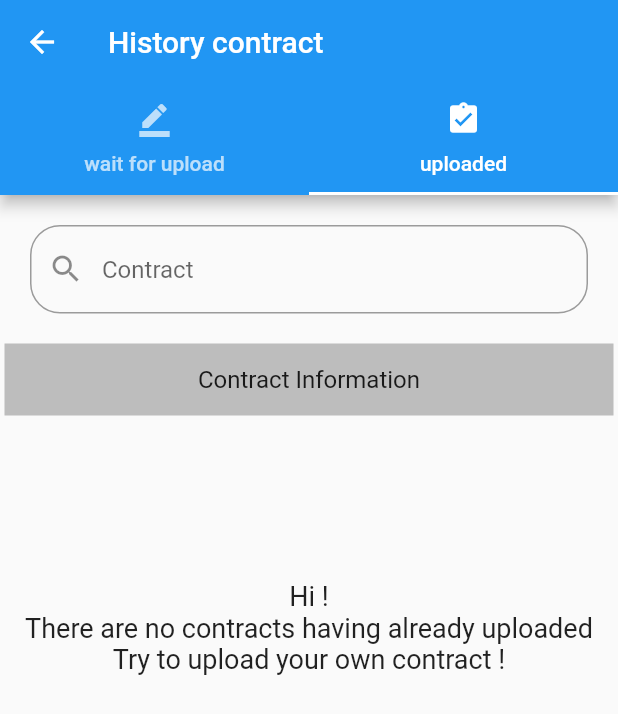
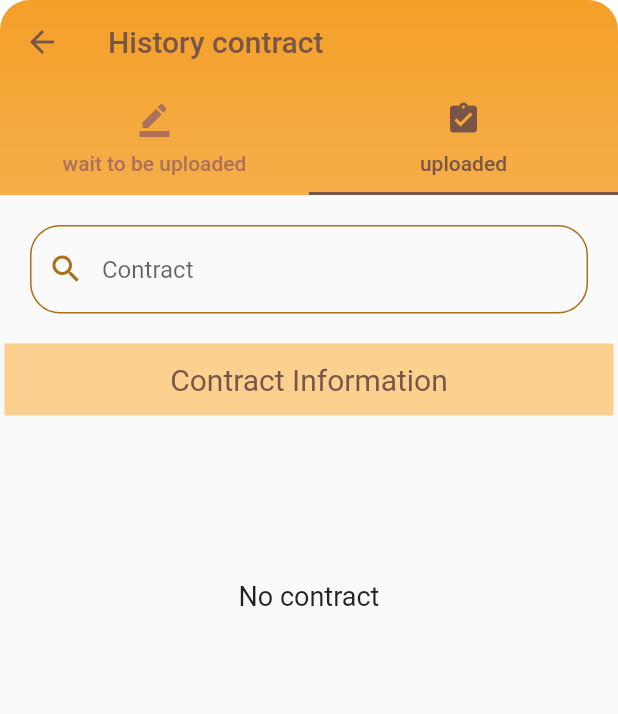
Before and after one commit to cy0802/data_storing_via_blockchain, a Flutter app: the History screen opened by its route, tab 2 chosen, on a phone screen of 412 x 824 dp. Shown: the top 714 px of the screen. Run offline on Flutter 3.47's test engine with Material 2 defaults, Android fonts, the phone set to English and light mode, and no system bars; our stand-ins replace cloud_firestore, dio, file_picker, firebase_auth, firebase_core, firebase_messaging and 6 more; missing offline and left inert: flutter_ipfs, flutter_pdfview, web3dart; accounts and stored records are empty; project files that could hold a hidden picture were left out.

Commit message:
背景顏色整體換新

```diff
--- a/lib/pages/kids/MyContract/MyConSubPage/signed.dart
+++ b/lib/pages/kids/MyContract/MyConSubPage/signed.dart
@@ -32,12 +32,15 @@ class _SignedConState extends State<SignedCon> {
               child: TextField(
                 controller: controller,
                 decoration: InputDecoration(
-                  prefixIcon: const Icon(Icons.search),
+                  prefixIcon: const Icon(Icons.search,color: Color.fromARGB(255, 170, 111, 23)),
                   hintText: 'Contract',
-                  border: OutlineInputBorder(
+                  enabledBorder: OutlineInputBorder(
                     borderRadius: BorderRadius.circular(20),
-                    borderSide: const BorderSide(color: Colors.blue),
+                    borderSide: const BorderSide(color: Color.fromARGB(255, 170, 111, 23)),
                   ),
+                  focusedBorder: OutlineInputBorder(
+                    borderRadius: BorderRadius.circular(20),
+                    borderSide: BorderSide(color: Color.fromARGB(255, 173, 81, 0),width: 2.2)),
                 ),
                 onChanged: (val){
                   setState(() {
@@ -46,24 +49,20 @@ class _SignedConState extends State<SignedCon> {
                 }
               ),
             ),
-            Row(
-              children: [
-                Expanded(
-                  child: Container(
+            Container(
               margin: const EdgeInsets.fromLTRB(3, 0, 3, 10),
               alignment: Alignment.center,
-                    color: Colors.grey[400],
-                    width: 100.0,
+              color: Color.fromARGB(255, 252, 209, 144),
+              width: 600.0,
               height: 48.0,
               child: const Text(
                 'Contract Information',
                 style: TextStyle(
-                        fontSize: 16,
+                  color: Colors.brown,
+                  fontSize: 20,
                 )
               ),
-                  ),
-                ),
-              ],
+
             ),
             StreamBuilder<QuerySnapshot>(
               stream: FirebaseFirestore.instance
@@ -82,7 +81,7 @@ class _SignedConState extends State<SignedCon> {
                           SizedBox(height: 100),
                           Text(
                             textAlign: TextAlign.center,
-                            'Hi !\nThere are no contracts having already uploaded\nTry to upload your own contract !',
+                            'No contract',
                             style: TextStyle(
                               fontSize: 18
                             )
@@ -105,15 +104,13 @@ class _SignedConState extends State<SignedCon> {
                                   backgroundColor: Color.fromARGB(255, 209, 208, 208),
                                   backgroundImage: NetworkImage('https://ipfs.io/ipfs/$cid'),
                                 ),
-                                title: Expanded(
-                                  child: Text(
+                                title: Text(
                                   data['contractname'],
                                   overflow: TextOverflow.ellipsis,
                                   maxLines: 1,
                                   style: TextStyle(
                                     fontSize: 20,
                                   )
-                                  ),
                                 ),
                                 subtitle: Text(data['name']),
                                 trailing: Icon(Icons.arrow_forward_ios),
--- a/lib/pages/kids/MyContract/RecordedCon.dart
+++ b/lib/pages/kids/MyContract/RecordedCon.dart
@@ -30,13 +30,38 @@ with SingleTickerProviderStateMixin{
   @override
   Widget build(BuildContext context) {
     int result = 0;
-    return Scaffold(
+    return Container(
+      decoration: BoxDecoration(
+        borderRadius: BorderRadius.circular(20),
+        gradient: LinearGradient(
+          begin: Alignment.bottomCenter,
+          end: Alignment.topCenter,
+          colors: [
+            Color.fromARGB(255, 255, 255, 255),
+            Color.fromARGB(255, 244, 159, 40),
+          ],
+        )
+      ),
+      child: Scaffold(
+        backgroundColor: Colors.transparent,
         appBar: AppBar(
-        title: const Text('History contract'),
+          elevation: 0,
+          backgroundColor: Colors.transparent,
+          iconTheme: IconThemeData(color: Colors.brown),
+          title: const Text(
+            'History contract',
+            style: TextStyle(
+              color: Colors.brown,
+            )
+          ),
           bottom: TabBar(
             controller: controller,
+            labelColor: Colors.brown,
+            indicatorColor: Colors.brown,
+            unselectedLabelColor: Color.fromARGB(255, 173, 113, 89),
             tabs: [
-            Tab(text: 'wait for upload', icon: Icon(Icons.border_color)),
+              Tab(text: 'wait to be uploaded',
+              icon: Icon(Icons.border_color)),
               Tab(text: 'uploaded', icon: Icon(Icons.assignment_turned_in)),
             ],
           )
@@ -49,6 +74,7 @@ with SingleTickerProviderStateMixin{
             SignedCon()
           ],
         )
+      ),
     );
   }
 }
--- a/lib/pages/kids/Setting.dart
+++ b/lib/pages/kids/Setting.dart
@@ -13,8 +13,8 @@ class _SettingState extends State<Setting> {
   Widget build(BuildContext context) {
     return Scaffold(
       appBar: AppBar(
+        backgroundColor: Color.fromARGB(255, 249, 207, 116),
         title: Text('Setting'),
-        backgroundColor: Colors.blue,
         actions: [],
       ),
     );
```
Also changed, not shown: lib/pages/home.dart (+148 -67 lines), lib/pages/kids/MyContract/MyConSubPage/showpage/ShowConInfo.dart (+6 -5 lines), lib/pages/kids/MyContract/MyConSubPage/showpage/Showpic.dart (+4 -3 lines), lib/pages/kids/MyContract/MyConSubPage/showpage/WaitToBeSigned.dart (+6 -6 lines), lib/pages/kids/MyContract/MyConSubPage/showpage/WaitToSign.dart (+7 -7 lines), lib/pages/kids/MyContract/MyConSubPage/showpage/WaitUpload.dart (+5 -4 lines), lib/pages/kids/MyContract/MyConSubPage/unsign.dart (+21 -16 lines), lib/pages/kids/NormalContract/NormCont.dart (+55 -36 lines), lib/pages/kids/NormalContract/ShowFile.dart (+15 -2 lines), lib/pages/kids/StdCon.dart (deleted, +0 -31 lines), lib/pages/kids/check.dart (+13 -4 lines), assets/appbar.jpg (added), assets/brown.jpg (added), assets/normcolor.jpg (added), 1 other file. Lines whose indentation alone changed are shown as unchanged.
